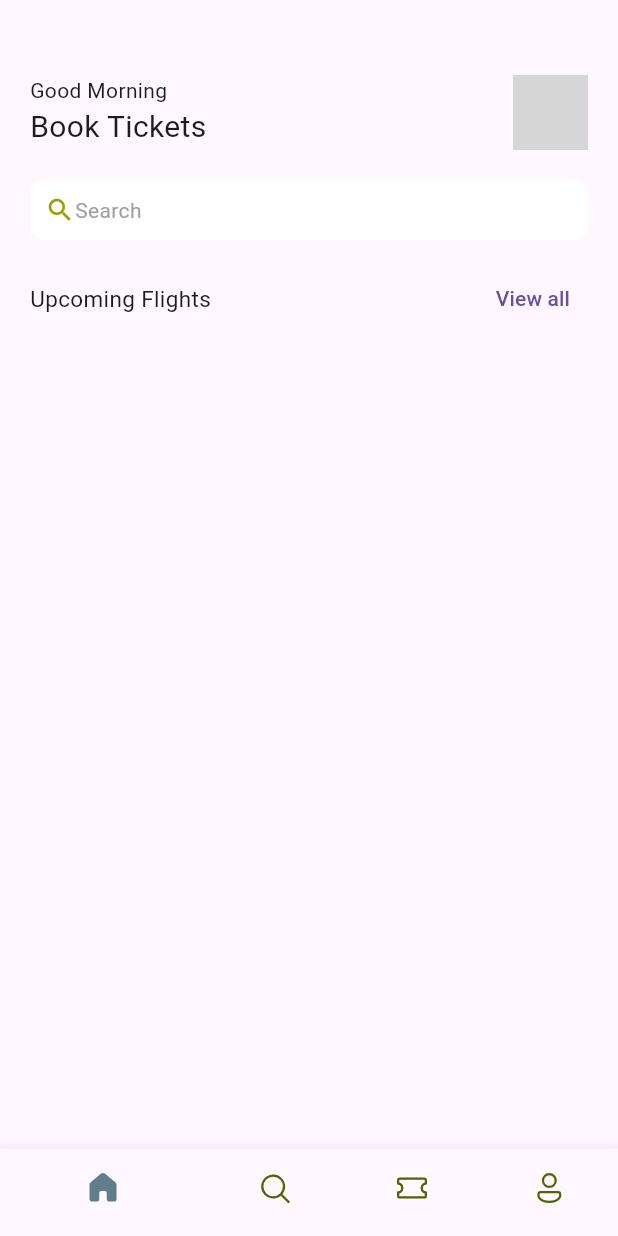
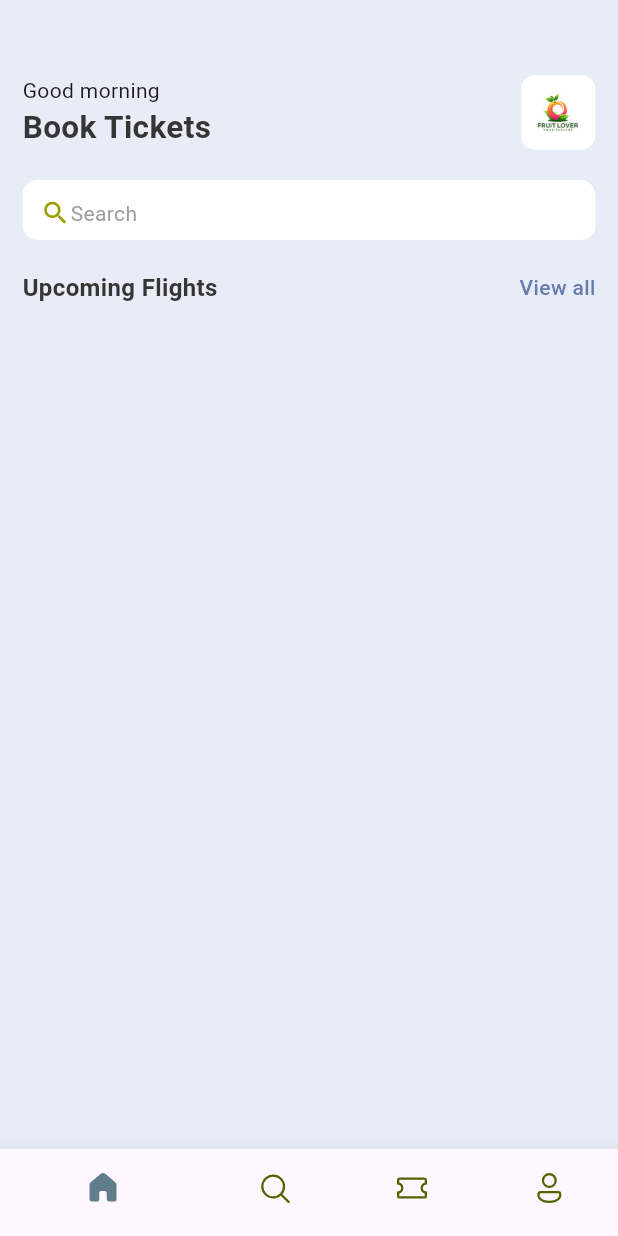
Before and after one commit to KhingZaw/ticket_app, a Flutter app: the screen it shows after launch, on a phone screen of 412 x 824 dp. Run offline on Flutter 3.47's test engine with Material 3 defaults, Android fonts, the phone set to English and light mode, and no system bars; our stand-ins replace fluentui_icons; grey boxes are pictures that could not be loaded.

Commit message:
[AppDoubleText widgets]

```diff
--- a/lib/constants/app_styles.dart
+++ b/lib/constants/app_styles.dart
@@ -4,10 +4,17 @@ Color primary = const Color(0xFF687daf);
 
 class AppStyles {
   static Color primaryColor = primary;
-  static Color textColor = const Color(0xFF687daf);
+  static Color textColor = const Color.fromARGB(255, 53, 53, 53);
+  static Color bgColor = const Color.fromARGB(255, 231, 236, 247);
 
   static TextStyle headLineStyle1 =
-      TextStyle(fontSize: 26, fontWeight: FontWeight.w500, color: textColor);
-  static TextStyle headLineStyle3 =
-      const TextStyle(fontSize: 17, fontWeight: FontWeight.w500);
+      TextStyle(fontSize: 21, fontWeight: FontWeight.bold, color: textColor);
+
+  static TextStyle headLineStyle2 =
+      TextStyle(fontSize: 16, fontWeight: FontWeight.bold, color: textColor);
+
+  static TextStyle headLineStyle3 = const TextStyle(
+    fontSize: 14,
+    fontWeight: FontWeight.w500,
+  );
 }
--- a/lib/constants/media.dart
+++ b/lib/constants/media.dart
@@ -1,4 +1,4 @@
 class Media {
-  static const _baseImage = "assets/images/";
-  static const logImage = "$_baseImage/3.jpg";
+  static const _baseImage = "assets/images";
+  static const log = "$_baseImage/3.jpg";
 }
--- a/lib/main.dart
+++ b/lib/main.dart
@@ -14,6 +14,7 @@ class TicketApp extends StatelessWidget {
   @override
   Widget build(BuildContext context) {
     return const MaterialApp(
+      debugShowCheckedModeBanner: false,
       home: BottomNavbar(),
     );
   }
--- a/lib/screens/home_screen.dart
+++ b/lib/screens/home_screen.dart
@@ -1,5 +1,7 @@
 import 'package:flutter/material.dart';
+import 'package:ticket_app/constants/app_styles.dart';
 import 'package:ticket_app/constants/media.dart';
+import 'package:ticket_app/widgets/app_double_text.dart';
 
 class HomeScreen extends StatelessWidget {
   const HomeScreen({super.key});
@@ -7,20 +9,22 @@ class HomeScreen extends StatelessWidget {
   @override
   Widget build(BuildContext context) {
     return Scaffold(
+      backgroundColor: AppStyles.bgColor,
       body: ListView(
-        padding: const EdgeInsets.fromLTRB(20, 50, 20, 0),
+          padding: const EdgeInsets.fromLTRB(15, 50, 15, 0),
           children: [
-          Column(children: [
+            Column(
+              children: [
                 Row(
                   mainAxisAlignment: MainAxisAlignment.spaceBetween,
                   children: [
-                const Column(
+                    Column(
                       crossAxisAlignment: CrossAxisAlignment.start,
                       children: [
-                    Text("Good Morning"),
+                        const Text("Good morning"),
                         Text(
                           "Book Tickets",
-                      style: TextStyle(fontSize: 20),
+                          style: AppStyles.headLineStyle1,
                         ),
                       ],
                     ),
@@ -30,7 +34,7 @@ class HomeScreen extends StatelessWidget {
                       decoration: const BoxDecoration(
                         borderRadius: BorderRadius.all(Radius.circular(10)),
                         image: DecorationImage(
-                      image: AssetImage(Media.logImage),
+                          image: AssetImage(Media.log),
                         ),
                       ),
                     ),
@@ -40,12 +44,14 @@ class HomeScreen extends StatelessWidget {
                   height: 20,
                 ),
                 Container(
-              padding: const EdgeInsets.only(left: 10),
+                  padding:
+                      const EdgeInsets.symmetric(horizontal: 12, vertical: 12),
                   width: double.infinity,
                   height: 40,
                   decoration: const BoxDecoration(
                     borderRadius: BorderRadius.all(Radius.circular(10)),
-                  color: Colors.white),
+                    color: Colors.white,
+                  ),
                   child: const Row(
                     children: [
                       Icon(
@@ -59,35 +65,18 @@ class HomeScreen extends StatelessWidget {
                       )
                     ],
                   ),
-            )
-          ]),
+                ),
                 const SizedBox(
-            height: 15,
+                  height: 20,
                 ),
-          Container(
-            child: Column(
-              children: [
-                Row(
-                  mainAxisAlignment: MainAxisAlignment.spaceBetween,
-                  children: [
-                    const Text(
-                      "Upcoming Flights",
-                      style: TextStyle(fontSize: 15),
-                    ),
-                    TextButton(
-                      onPressed: () {},
-                      child: const Text("View all"),
-                    )
-                  ],
-                ),
-                const SingleChildScrollView(
-                  scrollDirection: Axis.horizontal,
-                )
-              ],
-            ),
+                //AppDoubleText
+                const AppDoubleText(
+                  bigText: 'Upcoming Flights',
+                  smallText: 'View all',
                 ),
               ],
             ),
+          ]),
     );
   }
 }
--- /dev/null
+++ b/lib/widgets/app_double_text.dart
@@ -0,0 +1,30 @@
+import 'package:flutter/material.dart';
+import 'package:ticket_app/constants/app_styles.dart';
+
+class AppDoubleText extends StatelessWidget {
+  const AppDoubleText({
+    super.key,
+    required this.bigText,
+    required this.smallText,
+  });
+  final String bigText;
+  final String smallText;
+  @override
+  Widget build(BuildContext context) {
+    return Row(
+      mainAxisAlignment: MainAxisAlignment.spaceBetween,
+      children: [
+        Text(
+          bigText,
+          style: AppStyles.headLineStyle2,
+        ),
+        InkWell(
+          onTap: () {},
+          child: Text(smallText,
+              style: AppStyles.headLineStyle3
+                  .copyWith(color: AppStyles.primaryColor)),
+        )
+      ],
+    );
+  }
+}
```
Lines whose indentation alone changed are shown as unchanged.
